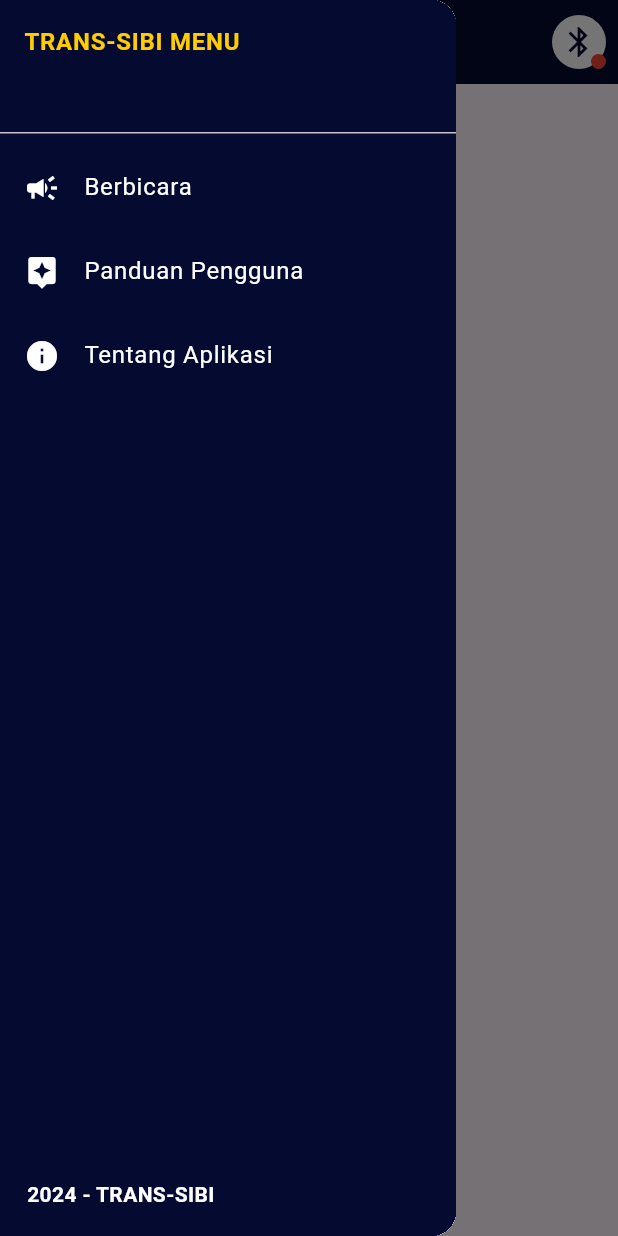
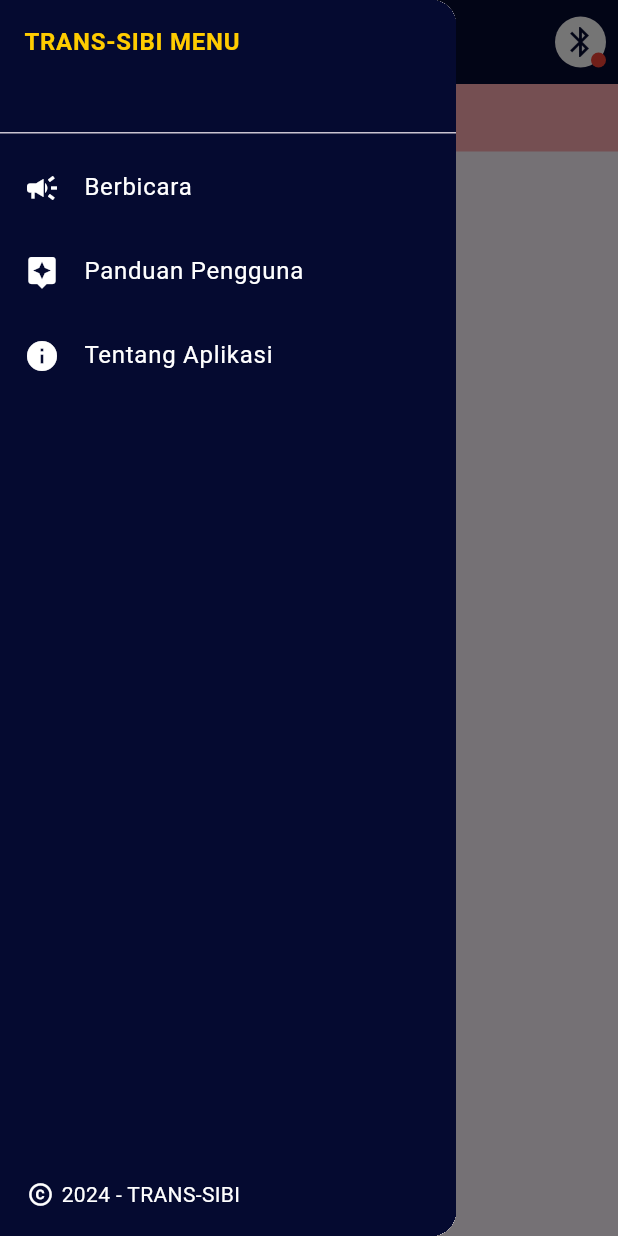
Before and after one commit to nmujahidin-aa/trans-sibi, a Flutter app: the screen it shows after launch, with the side drawer open, on a phone screen of 412 x 824 dp. Run offline on Flutter 3.47's test engine with Material 3 defaults, Android fonts, the phone set to English and light mode, and no system bars; our stand-ins replace flutter_blue_plus, get, permission_handler.

Commit message:
first commit -

```diff
--- /dev/null
+++ b/lib/layouts/appbar.dart
@@ -0,0 +1,69 @@
+import 'package:flutter/material.dart';
+
+class CustomAppbar extends StatelessWidget {
+  @override
+  Widget build(BuildContext context) {
+    return AppBar(
+      iconTheme: IconThemeData(
+          color: Color.fromRGBO(255, 204, 0, 1),
+        ),
+        title: Text(
+          'TRANS-SIBI',
+            style: TextStyle(
+              fontSize: 20,
+              fontWeight: FontWeight.bold,
+              color: Color.fromRGBO(255, 204, 0, 1),
+            ),
+          ),
+        backgroundColor: Color.fromRGBO(5, 10, 48, 1),
+        actions: [
+        IconButton(
+          icon: Stack(
+            children: [
+              CircleAvatar(
+                backgroundColor: Colors.white,
+                radius: 17,
+                child: Icon(
+                  Icons.bluetooth,
+                  color: Color.fromRGBO(5, 10, 48, 1),
+                ),
+              ),
+              Positioned(
+                right: 0,
+                bottom: 0,
+                child: CircleAvatar(
+                  backgroundColor: Colors.red,
+                  radius: 5,
+                ),
+              ),
+            ],
+          ),
+          onPressed: () {
+            _showBluetoothAlert(context);
+          },
+        ),
+      ],
+    );
+  }
+
+  void _showBluetoothAlert(BuildContext context) {
+    showDialog(
+      context: context,
+      builder: (BuildContext context) {
+        return AlertDialog(
+          title: Text("Bluetooth"),
+          content: Text("Bluetooth is not connected."),
+          actions: [
+            TextButton(
+              onPressed: () {
+                Navigator.of(context).pop();
+              },
+              child: Text("OK"),
+            ),
+          ],
+        );
+      },
+    );
+  }
+
+}
--- a/lib/components/drawer.dart
+++ b/lib/layouts/drawer.dart
@@ -1,9 +1,12 @@
 import 'package:flutter/material.dart';
-import '../talk.dart';
-import '../guide.dart';
-import '../about.dart';
+import '../menu/talk.dart';
+import '../menu/guide.dart';
+import '../menu/about.dart';
+import '../main.dart';
 
 class CustomDrawer extends StatelessWidget {
+  final Function(Widget) onSelectPage;
+  CustomDrawer({required this.onSelectPage});
   @override
   Widget build(BuildContext context) {
     return Drawer(
@@ -16,16 +19,16 @@ class CustomDrawer extends StatelessWidget {
                 padding: EdgeInsets.zero,
                 children: [
                   SizedBox(
-                    height: 97.0, // Ubah ukuran tinggi sesuai keinginan Anda
+                    height: 97.0,
                     child: DrawerHeader(
                       decoration: BoxDecoration(
-                        color: Color.fromRGBO(5, 10, 48, 1), // Warna latar belakang DrawerHeader
+                        color: Color.fromRGBO(5, 10, 48, 1),
                       ),
                       child: Text(
                         'TRANS-SIBI MENU',
                         style: TextStyle(
-                          color: Color.fromRGBO(255, 204, 0, 1), // Warna teks DrawerHeader
-                          fontWeight: FontWeight.bold, // Tebal font teks DrawerHeader
+                          color: Color.fromRGBO(255, 204, 0, 1),
+                          fontWeight: FontWeight.bold,
                         ),
                       ),
                     ),
@@ -35,14 +38,12 @@ class CustomDrawer extends StatelessWidget {
                     title: const Text(
                       'Berbicara',
                       style: TextStyle(
-                        color: Color.fromRGBO(255,255,255,1), // Warna teks
+                        color: Color.fromRGBO(255,255,255,1),
                       ),
                     ),
                     onTap: () {
-                      Navigator.push(
-                        context,
-                        MaterialPageRoute(builder: (context) => HomePage()),
-                      );
+                      onSelectPage(TalkPage());
+                      Navigator.of(context).pop();
                     },
                   ),
                   ListTile(
@@ -50,14 +51,12 @@ class CustomDrawer extends StatelessWidget {
                     title: const Text(
                       'Panduan Pengguna',
                       style: TextStyle(
-                        color: Color.fromRGBO(255,255,255,1), // Warna teks
+                        color: Color.fromRGBO(255,255,255,1),
                       ),
                     ),
                     onTap: () {
-                      Navigator.push(
-                        context,
-                        MaterialPageRoute(builder: (context) => GuidePage()),
-                      );
+                      onSelectPage(GuidePage());
+                      Navigator.of(context).pop();
                     },
                   ),
                   ListTile(
@@ -65,14 +64,12 @@ class CustomDrawer extends StatelessWidget {
                     title: const Text(
                       'Tentang Aplikasi',
                       style: TextStyle(
-                        color: Color.fromRGBO(255,255,255,1), // Warna teks
+                        color: Color.fromRGBO(255,255,255,1),
                       ),
                     ),
                     onTap: () {
-                      Navigator.push(
-                        context,
-                        MaterialPageRoute(builder: (context) => AboutPage()),
-                      );
+                      onSelectPage(AboutPage());
+                      Navigator.of(context).pop();
                     },
                   ),
                 ],
@@ -86,12 +83,22 @@ class CustomDrawer extends StatelessWidget {
                   crossAxisAlignment: CrossAxisAlignment.start,
                   children: [
                     SizedBox(height: 5),
-                    Text(
-                      '2024 - TRANS-SIBI',
-                      style: TextStyle(
-                        color: Color.fromRGBO(255, 255, 255, 1), // Warna teks
-                        fontWeight: FontWeight.bold, // Tebal font
-                      ),
+                    Row(
+                      children: [
+                        Icon(
+                          Icons.copyright,
+                          color: Color.fromRGBO(255, 255, 255, 1),
+                          size: 18,
+                        ),
+                        SizedBox(width: 5), // Jarak antara ikon dan teks
+                        Text(
+                          '2024 - TRANS-SIBI',
+                          style: TextStyle(
+                            color: Color.fromRGBO(255, 255, 255, 1),
+                            // fontWeight: FontWeight.bold,
+                          ),
+                        ),
+                      ],
                     ),
                   ],
                 ),
--- a/lib/main.dart
+++ b/lib/main.dart
@@ -1,8 +1,9 @@
 import 'package:flutter/material.dart';
-import 'components/drawer.dart';
-import 'talk.dart';
-import 'guide.dart';
-import 'about.dart';
+import 'layouts/drawer.dart';
+import 'layouts/appbar.dart';
+import 'menu/talk.dart';
+import 'menu/about.dart';
+import 'menu/guide.dart';
 
 
 void main() {
@@ -17,55 +18,30 @@ class Main extends StatelessWidget {
     );
   }
 }
-class HomePage extends StatelessWidget {
+
+class HomePage extends StatefulWidget {
+  @override
+  _HomePageState createState() => _HomePageState();
+}
+
+class _HomePageState extends State<HomePage> {
+  Widget _selectedPage = TalkPage();
+
+  void _onSelectPage(Widget page) {
+    setState(() {
+      _selectedPage = page;
+    });
+  }
+
   @override
   Widget build(BuildContext context) {
-    return MaterialApp(
-      home: Scaffold(
-        appBar: AppBar(
-          iconTheme: IconThemeData(
-            color: Color.fromRGBO(255, 204, 0, 1), // Mengatur warna ikon hamburger menjadi kuning
-          ),
-          title: Text(
-            'TRANS-SIBI',
-              style: TextStyle(
-                fontSize: 20, // Ukuran font
-                fontWeight: FontWeight.bold, // Tebal font
-                color: Color.fromRGBO(255, 204, 0, 1),
-              ),
-            ),
-          backgroundColor: Color.fromRGBO(5, 10, 48, 1),
-          actions: [
-          IconButton(
-            icon: Stack(
-              children: [
-                CircleAvatar(
-                  backgroundColor: Colors.white,
-                  radius: 18,
-                  child: Icon(
-                    Icons.bluetooth,
-                    color: Color.fromRGBO(5, 10, 48, 1),
-                  ),
-                ),
-                Positioned(
-                  right: 0,
-                  bottom: 0,
-                  child: CircleAvatar(
-                    backgroundColor: Colors.red,
-                    radius: 5,
-                  ),
-                ),
-              ],
-            ),
-            onPressed: () {
-              // Tindakan ketika tombol Bluetooth ditekan
-              print("Bluetooth button pressed");
-            },
-          ),
-        ],
-        ),
-        drawer: CustomDrawer(),
+    return Scaffold(
+      appBar: PreferredSize(
+        preferredSize: Size.fromHeight(kToolbarHeight),
+        child: CustomAppbar(),
       ),
+      drawer: CustomDrawer(onSelectPage: _onSelectPage),
+      body: _selectedPage,
     );
   }
 }
--- /dev/null
+++ b/lib/menu/talk.dart
@@ -0,0 +1,24 @@
+import 'package:flutter/material.dart';
+
+class TalkPage extends StatelessWidget {
+  @override
+  Widget build(BuildContext context) {
+    return Scaffold(
+      body: Container(
+        height: 45.0,
+        decoration: BoxDecoration(
+          color: Color.fromRGBO(255, 0, 0, 0.3),
+        ),
+        child: Center(
+          child: Text(
+            'Bluetooth tidak terhubung',
+            style: TextStyle(
+              color: Colors.red,
+              fontWeight: FontWeight.bold,
+            ),
+          ), // Text diletakkan di tengah container
+        ),
+      ),
+    );
+  }
+}
--- a/pubspec.yaml
+++ b/pubspec.yaml
@@ -36,6 +36,9 @@ dependencies:
   # Use with the CupertinoIcons class for iOS style icons.
   cupertino_icons: ^1.0.2
   flutter_native_splash: ^2.3.11
+  flutter_blue_plus: ^1.32.8
+  get: ^4.3.8
+  permission_handler: ^11.3.1
 
 dev_dependencies:
   flutter_test:
@@ -69,6 +72,7 @@ flutter:
   # To add assets to your application, add an assets section, like this:
   assets:
     - assets/icon/favicon.png
+    - assets/images/design1.png
   #   - images/a_dot_ham.jpeg
 
   # An image asset can refer to one or more resolution-specific "variants", see
```
Also changed, not shown: lib/about.dart (deleted, +0 -15 lines), lib/components/ble_controller.dart (added, +18 -0 lines), lib/guide.dart (deleted, +0 -15 lines), lib/menu/about.dart (added, +46 -0 lines), lib/menu/guide.dart (added, +46 -0 lines), lib/talk.dart (deleted, +0 -15 lines), assets/images/design1.png (added), pubspec.lock, 6 other files.
